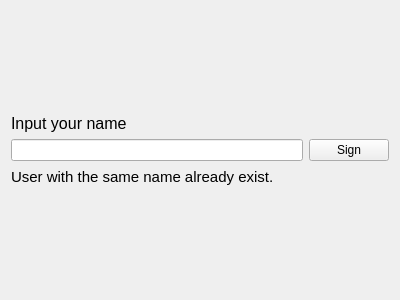
Qt form Chat/Client/RegistrationWidget.ui (Krestol/QRpcChat) before a commit.
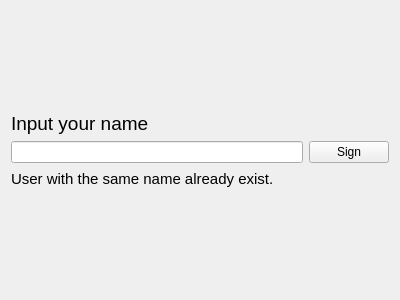
The same form after that commit.

```diff
--- a/Chat/Client/RegistrationWidget.ui
+++ b/Chat/Client/RegistrationWidget.ui
@@ -31,7 +31,8 @@
     <widget class="QLabel" name="label">
      <property name="font">
       <font>
-       <pointsize>12</pointsize>
+       <family>Tahoma</family>
+       <pointsize>14</pointsize>
       </font>
      </property>
      <property name="text">
@@ -62,6 +63,7 @@
       <widget class="QLabel" name="alreadyExistLbl">
        <property name="font">
         <font>
+         <family>Tahoma</family>
          <pointsize>11</pointsize>
         </font>
        </property>
```
